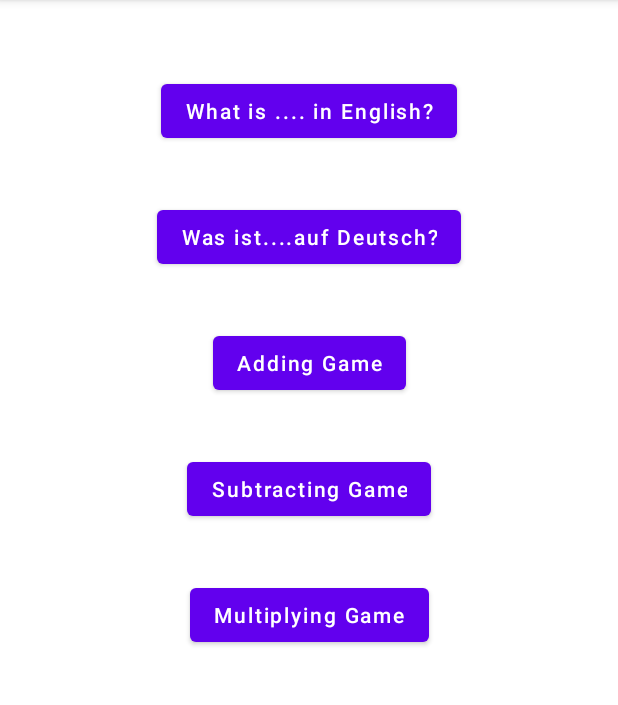
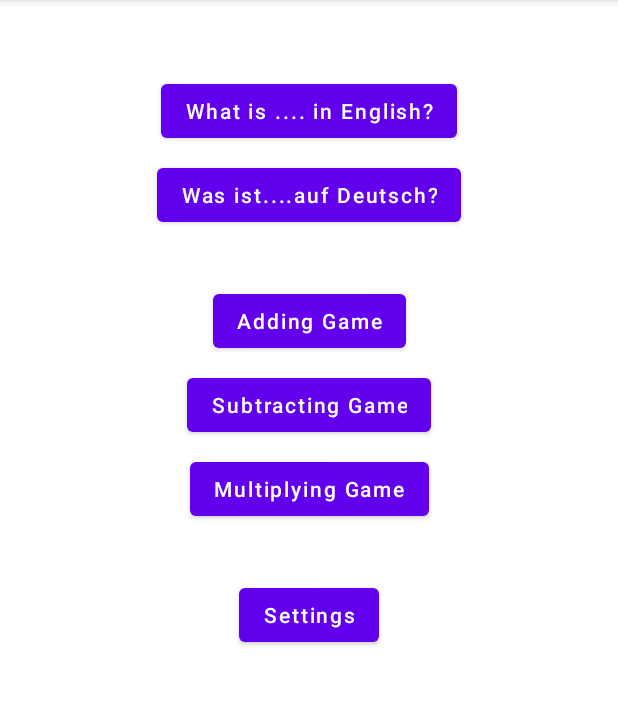
Before and after one commit to roberthinch/DannyApp, an Android app: the Results screen opened directly, with no data from a screen before it, after a tap on "Next", on a phone screen of 412 x 824 dp, the part 84-789 px from its top. Run offline under Robolectric (Android 15) with nearby library versions, the light colour scheme and no system bars.

Commit message:
Add Settings page with option of turning off sound effects

```diff
--- a/app/src/main/AndroidManifest.xml
+++ b/app/src/main/AndroidManifest.xml
@@ -19,7 +19,7 @@
             android:theme="@style/Theme.MyApplication.NoActionBar">
         </activity>
         <activity
-            android:name=".addWords"
+            android:name=".settings"
             android:parentActivityName=".MainActivity">
             <meta-data
                 android:name="android.support.PARENT_ACTIVITY"
--- a/app/src/main/java/com/example/myapplication/MainActivity.java
+++ b/app/src/main/java/com/example/myapplication/MainActivity.java
@@ -14,6 +14,7 @@ public class MainActivity extends AppCompatActivity {
     public static final String CURRENT_OPERATOR_TYPE = "com.example.myfirstapp.CURRENT_OPERATOR_TYPE";
     public static final String CURRENT_MAX_NUMBER = "com.example.myfirstapp.CURRENT_MAX_NUMBER";
     public static final String CURRENT_SCORE = "com.example.myfirstapp.CURRENT_SCORE";
+    public static boolean SOUND_EFFECTS = true;
     public static WordStore WORD_STORE;
     public static int INITIALISED = 0;
 
@@ -84,8 +85,8 @@ public class MainActivity extends AppCompatActivity {
     }
 
     /** Called when the user taps the Send button */
-    public void launchAddWords( View view) {
-        Intent intent = new Intent(this, addWords.class);
+    public void launchSettings( View view) {
+        Intent intent = new Intent(this, settings.class);
         startActivity(intent);
     }
 }
--- a/app/src/main/java/com/example/myapplication/Results.java
+++ b/app/src/main/java/com/example/myapplication/Results.java
@@ -34,7 +34,7 @@ public class Results extends AppCompatActivity {
         TextView textView = findViewById(R.id.resultText);
         textView.setText(text);
 
-        if( 1.0 * totalCorrect / totalQuestions > 0.849 ){
+        if( 1.0 * totalCorrect / totalQuestions > 0.849 && MainActivity.SOUND_EFFECTS ){
             MediaPlayer mp = MediaPlayer.create(getApplicationContext(), R.raw.cheers);
             mp.start();
         }
--- a/app/src/main/res/layout/activity_main.xml
+++ b/app/src/main/res/layout/activity_main.xml
@@ -31,7 +31,7 @@
         android:layout_height="wrap_content"
         android:layout_marginStart="36dp"
         android:layout_marginLeft="36dp"
-        android:layout_marginTop="36dp"
+        android:layout_marginTop="8dp"
         android:layout_marginEnd="36dp"
         android:layout_marginRight="36dp"
         android:onClick="launchWhatIsInGermanView"
@@ -63,7 +63,7 @@
         android:layout_height="wrap_content"
         android:layout_marginStart="36dp"
         android:layout_marginLeft="36dp"
-        android:layout_marginTop="36dp"
+        android:layout_marginTop="8dp"
         android:layout_marginEnd="36dp"
         android:layout_marginRight="36dp"
         android:onClick="launchSubtractGameView"
@@ -71,7 +71,7 @@
         android:textAllCaps="false"
         app:layout_constraintEnd_toEndOf="parent"
         app:layout_constraintStart_toStartOf="parent"
-        app:layout_constraintTop_toBottomOf="@+id/launch_adding_game"/>
+        app:layout_constraintTop_toBottomOf="@+id/launch_adding_game" />
 
     <Button
         android:id="@+id/launch_multiply_game"
@@ -79,7 +79,7 @@
         android:layout_height="wrap_content"
         android:layout_marginStart="36dp"
         android:layout_marginLeft="36dp"
-        android:layout_marginTop="36dp"
+        android:layout_marginTop="8dp"
         android:layout_marginEnd="36dp"
         android:layout_marginRight="36dp"
         android:onClick="launchMultiplyGameView"
@@ -87,6 +87,22 @@
         android:textAllCaps="false"
         app:layout_constraintEnd_toEndOf="parent"
         app:layout_constraintStart_toStartOf="parent"
-        app:layout_constraintTop_toBottomOf="@+id/launch_subtracting_game"/>
+        app:layout_constraintTop_toBottomOf="@+id/launch_subtracting_game" />
+
+    <Button
+        android:id="@+id/settings"
+        android:layout_width="wrap_content"
+        android:layout_height="wrap_content"
+        android:layout_marginStart="36dp"
+        android:layout_marginLeft="36dp"
+        android:layout_marginTop="36dp"
+        android:layout_marginEnd="36dp"
+        android:layout_marginRight="36dp"
+        android:onClick="launchSettings"
+        android:text="Settings"
+        android:textAllCaps="false"
+        app:layout_constraintEnd_toEndOf="parent"
+        app:layout_constraintStart_toStartOf="parent"
+        app:layout_constraintTop_toBottomOf="@+id/launch_multiply_game" />
 
 </androidx.constraintlayout.widget.ConstraintLayout>
--- a/app/src/main/res/values/strings.xml
+++ b/app/src/main/res/values/strings.xml
@@ -14,4 +14,5 @@
     <string name="what_is_in_english">What is .... in English?</string>
     <string name="add_words">Add words</string>
     <string name="questions_correct">questions_correct</string>
+    <string name="sound_effects">Sound Effects</string>
 </resources>
```
Also changed, not shown: app/src/main/java/com/example/myapplication/MathsGame.java (+8 -4 lines), app/src/main/java/com/example/myapplication/addWords.java (deleted, +0 -23 lines), app/src/main/java/com/example/myapplication/settings.java (added, +31 -0 lines), app/src/main/res/layout/activity_add_words.xml (deleted, +0 -17 lines), app/src/main/res/layout/activity_settings.xml (added, +25 -0 lines).
